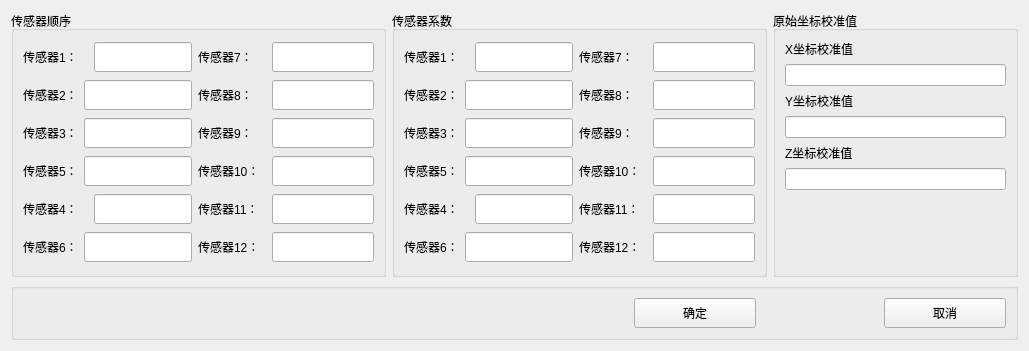
Qt form ui/FOSD-Classic-QWidgets/apps/plot/views/disp2dpara.ui (Swimers/FOSD) before a commit.
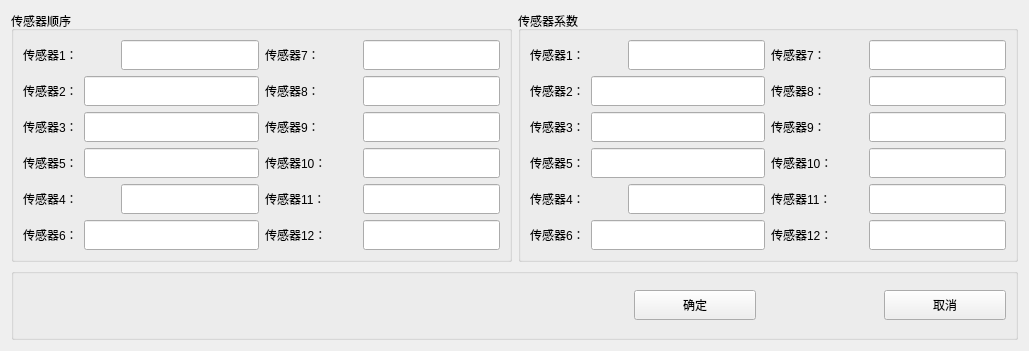
The same form after that commit.

```diff
--- a/ui/FOSD-Classic-QWidgets/apps/plot/views/disp2dpara.ui
+++ b/ui/FOSD-Classic-QWidgets/apps/plot/views/disp2dpara.ui
@@ -544,70 +544,6 @@
        </layout>
       </widget>
      </item>
-     <item>
-      <widget class="QGroupBox" name="groupBox_4">
-       <property name="title">
-        <string>原始坐标校准值</string>
-       </property>
-       <layout class="QVBoxLayout" name="verticalLayout_3">
-        <item>
-         <layout class="QVBoxLayout" name="verticalLayout">
-          <item>
-           <widget class="QLabel" name="label_13">
-            <property name="text">
-             <string>X坐标校准值</string>
-            </property>
-           </widget>
-          </item>
-          <item>
-           <widget class="QLineEdit" name="edit_Xaxis"/>
-          </item>
-         </layout>
-        </item>
-        <item>
-         <layout class="QVBoxLayout" name="verticalLayout_4">
-          <item>
-           <widget class="QLabel" name="label_14">
-            <property name="text">
-             <string>Y坐标校准值</string>
-            </property>
-           </widget>
-          </item>
-          <item>
-           <widget class="QLineEdit" name="edit_Yaxis"/>
-          </item>
-         </layout>
-        </item>
-        <item>
-         <layout class="QVBoxLayout" name="verticalLayout_2">
-          <item>
-           <widget class="QLabel" name="label_15">
-            <property name="text">
-             <string>Z坐标校准值</string>
-            </property>
-           </widget>
-          </item>
-          <item>
-           <widget class="QLineEdit" name="edit_Zaxis"/>
-          </item>
-         </layout>
-        </item>
-        <item>
-         <spacer name="verticalSpacer">
-          <property name="orientation">
-           <enum>Qt::Vertical</enum>
-          </property>
-          <property name="sizeHint" stdset="0">
-           <size>
-            <width>20</width>
-            <height>40</height>
-           </size>
-          </property>
-         </spacer>
-        </item>
-       </layout>
-      </widget>
-     </item>
     </layout>
    </item>
    <item row="1" column="0">
```
Left out of the diff: 6 changed lines with no effect on the pictures. Lines whose indentation alone changed are shown as unchanged.
